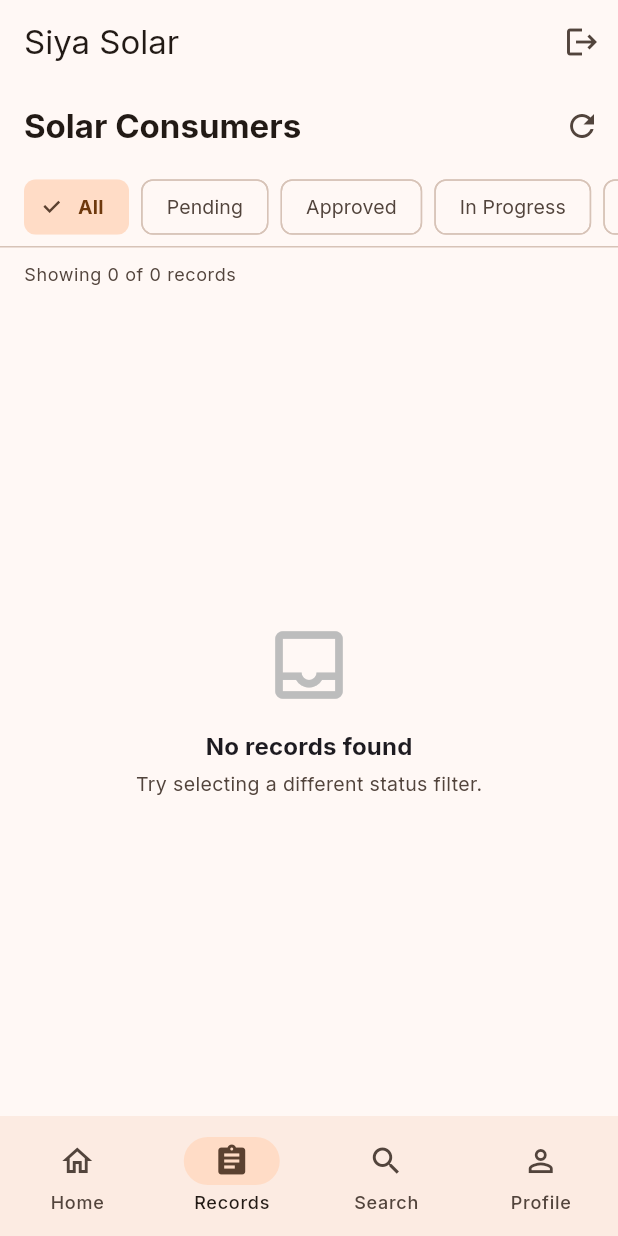
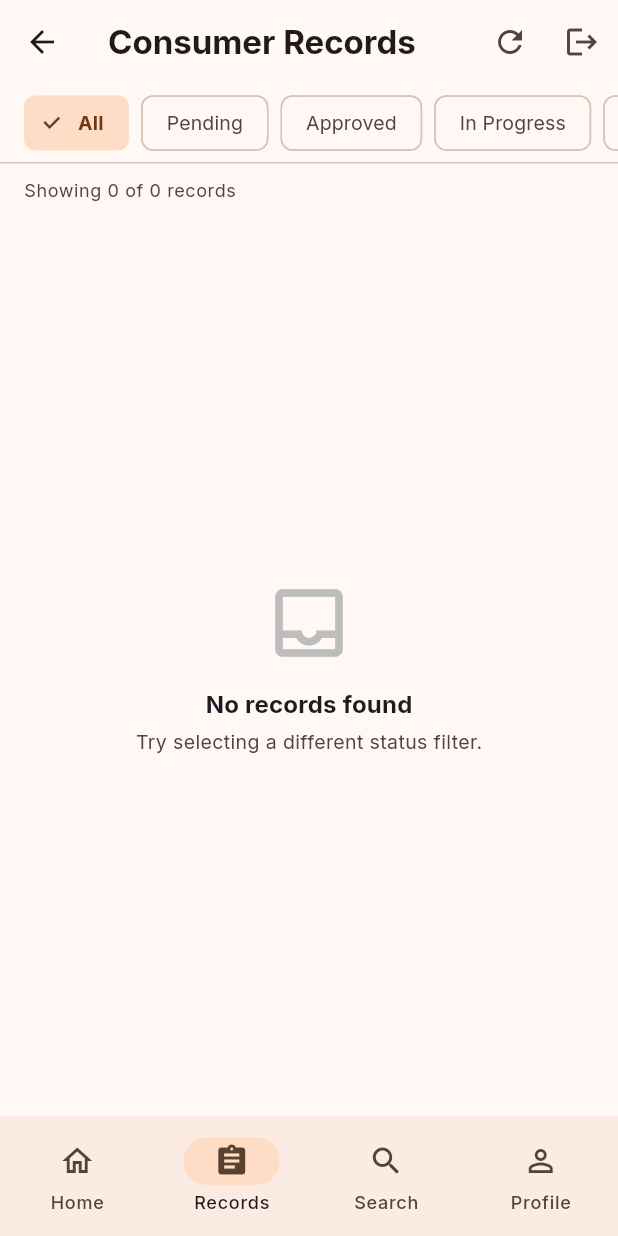
Before and after one commit to siyainfotechsolar/siya-data, a Flutter app: the MobileHomeScreen screen opened directly, item 2 of the bottom bar chosen, after a tap on the "refresh" icon, on a phone screen of 412 x 824 dp. Run offline on Flutter 3.47's test engine with Material 3 defaults, Android fonts, the phone set to English and light mode, and no system bars; our stand-ins replace csv, file_picker, google_fonts, supabase_flutter; missing offline and left inert: excel; accounts and stored records are empty.

Commit message:
Fix exit screen confirmation with back button and improve data error state & retry handling

```diff
--- a/mobile_app/lib/screens/consumer_records_screen.dart
+++ b/mobile_app/lib/screens/consumer_records_screen.dart
@@ -52,9 +52,12 @@ class _ConsumerRecordsScreenState extends State<ConsumerRecordsScreen> {
     }
   }
 
+  String? _errorMessage;
+
   Future<void> _loadRecords() async {
     setState(() {
       _isLoading = true;
+      _errorMessage = null;
       _currentPage = 1;
     });
 
@@ -70,13 +73,21 @@ class _ConsumerRecordsScreenState extends State<ConsumerRecordsScreen> {
           _records = res.items;
           _totalCount = res.totalCount;
           _isLoading = false;
+          _errorMessage = null;
         });
       }
     } catch (e) {
       if (mounted) {
-        setState(() => _isLoading = false);
+        setState(() {
+          _isLoading = false;
+          _errorMessage = e.toString();
+        });
         ScaffoldMessenger.of(context).showSnackBar(
-          SnackBar(content: Text('Failed to load records: $e'), backgroundColor: Colors.red),
+          SnackBar(
+            content: Text('Failed to load records: $e'),
+            backgroundColor: Colors.red,
+            duration: const Duration(seconds: 4),
+          ),
         );
       }
     }
@@ -113,16 +124,6 @@ class _ConsumerRecordsScreenState extends State<ConsumerRecordsScreen> {
     final theme = Theme.of(context);
 
     return Scaffold(
-      appBar: AppBar(
-        title: const Text('Solar Consumers', style: TextStyle(fontWeight: FontWeight.bold)),
-        actions: [
-          IconButton(
-            icon: const Icon(Icons.refresh),
-            tooltip: 'Refresh',
-            onPressed: _loadRecords,
-          ),
-        ],
-      ),
       body: Column(
         children: [
           // Filter Chips Bar
@@ -188,6 +189,35 @@ class _ConsumerRecordsScreenState extends State<ConsumerRecordsScreen> {
           Expanded(
             child: _isLoading
                 ? const Center(child: CircularProgressIndicator())
+                : _errorMessage != null
+                    ? Center(
+                        child: Padding(
+                          padding: const EdgeInsets.all(24.0),
+                          child: Column(
+                            mainAxisAlignment: MainAxisAlignment.center,
+                            children: [
+                              const Icon(Icons.error_outline, size: 56, color: Colors.red),
+                              const SizedBox(height: 12),
+                              const Text(
+                                'Unable to Load Records',
+                                style: TextStyle(fontSize: 18, fontWeight: FontWeight.bold),
+                              ),
+                              const SizedBox(height: 8),
+                              Text(
+                                _errorMessage!,
+                                textAlign: TextAlign.center,
+                                style: const TextStyle(fontSize: 12, color: Colors.grey),
+                              ),
+                              const SizedBox(height: 16),
+                              FilledButton.icon(
+                                onPressed: _loadRecords,
+                                icon: const Icon(Icons.refresh),
+                                label: const Text('Try Again'),
+                              ),
+                            ],
+                          ),
+                        ),
+                      )
                     : _records.isEmpty
                         ? Center(
                             child: Column(
--- a/mobile_app/lib/screens/home_screen.dart
+++ b/mobile_app/lib/screens/home_screen.dart
@@ -45,16 +45,109 @@ class _MobileHomeScreenState extends State<MobileHomeScreen> {
     }
   }
 
+  DateTime? _lastBackPressTime;
+
+  Future<bool> _onWillPop() async {
+    final now = DateTime.now();
+    if (_lastBackPressTime == null || now.difference(_lastBackPressTime!) > const Duration(seconds: 2)) {
+      _lastBackPressTime = now;
+      ScaffoldMessenger.of(context).showSnackBar(
+        const SnackBar(
+          content: Text('Press back again to exit app'),
+          duration: Duration(seconds: 2),
+          behavior: SnackBarBehavior.floating,
+        ),
+      );
+      return false;
+    }
+    return true;
+  }
+
+  void _showExitDialog() {
+    showDialog(
+      context: context,
+      builder: (ctx) => AlertDialog(
+        title: const Row(
+          children: [
+            Icon(Icons.exit_to_app, color: Colors.orange),
+            SizedBox(width: 8),
+            Text('Exit App?'),
+          ],
+        ),
+        content: const Text('Are you sure you want to exit Siya Solar App?'),
+        actions: [
+          TextButton(
+            onPressed: () => Navigator.of(ctx).pop(),
+            child: const Text('Cancel'),
+          ),
+          FilledButton(
+            style: FilledButton.styleFrom(backgroundColor: Colors.red),
+            onPressed: () {
+              Navigator.of(ctx).pop();
+              Navigator.of(context).pushReplacement(
+                MaterialPageRoute(builder: (_) => const MobileLoginScreen()),
+              );
+            },
+            child: const Text('Log Out & Exit'),
+          ),
+        ],
+      ),
+    );
+  }
+
+  String _getAppBarTitle() {
+    switch (_currentIndex) {
+      case 0:
+        return 'Siya Solar';
+      case 1:
+        return 'Consumer Records';
+      case 2:
+        return 'Search Consumers';
+      case 3:
+        return 'Staff Profile';
+      default:
+        return 'Siya Solar';
+    }
+  }
+
   @override
   Widget build(BuildContext context) {
-    return Scaffold(
+    return PopScope(
+      canPop: false,
+      onPopInvokedWithResult: (didPop, result) async {
+        if (didPop) return;
+        final shouldPop = await _onWillPop();
+        if (shouldPop && context.mounted) {
+          // Exit or logout to login screen
+          Navigator.of(context).pushReplacement(
+            MaterialPageRoute(builder: (_) => const MobileLoginScreen()),
+          );
+        }
+      },
+      child: Scaffold(
         appBar: AppBar(
-        title: const Text('Siya Solar'),
+          title: Text(
+            _getAppBarTitle(),
+            style: const TextStyle(fontWeight: FontWeight.bold),
+          ),
+          leading: IconButton(
+            icon: const Icon(Icons.arrow_back),
+            tooltip: 'Exit to Login',
+            onPressed: _showExitDialog,
+          ),
           actions: [
+            if (_currentIndex == 1)
+              IconButton(
+                icon: const Icon(Icons.refresh),
+                tooltip: 'Refresh',
+                onPressed: () {
+                  setState(() {});
+                },
+              ),
             IconButton(
               icon: const Icon(Icons.logout),
-            tooltip: 'Logout',
-            onPressed: _handleSignOut,
+              tooltip: 'Logout / Exit',
+              onPressed: _showExitDialog,
             ),
           ],
         ),
@@ -88,6 +181,7 @@ class _MobileHomeScreenState extends State<MobileHomeScreen> {
             label: 'Profile',
           ),
         ],
+      ),
       ),
     );
   }
--- a/mobile_app/lib/screens/profile_screen.dart
+++ b/mobile_app/lib/screens/profile_screen.dart
@@ -51,9 +51,6 @@ class _StaffProfileScreenState extends State<StaffProfileScreen> {
     final fullName = _profile?['full_name'] ?? 'Solar Field Technician';
 
     return Scaffold(
-      appBar: AppBar(
-        title: const Text('Staff Profile', style: TextStyle(fontWeight: FontWeight.bold)),
-      ),
       body: _isLoading
           ? const Center(child: CircularProgressIndicator())
           : SingleChildScrollView(
--- a/mobile_app/lib/screens/search_records_screen.dart
+++ b/mobile_app/lib/screens/search_records_screen.dart
@@ -73,9 +73,6 @@ class _SearchRecordsScreenState extends State<SearchRecordsScreen> {
     final theme = Theme.of(context);
 
     return Scaffold(
-      appBar: AppBar(
-        title: const Text('Search Consumers', style: TextStyle(fontWeight: FontWeight.bold)),
-      ),
       body: Column(
         children: [
           // Search Input Card
```
Lines whose indentation alone changed are shown as unchanged.
